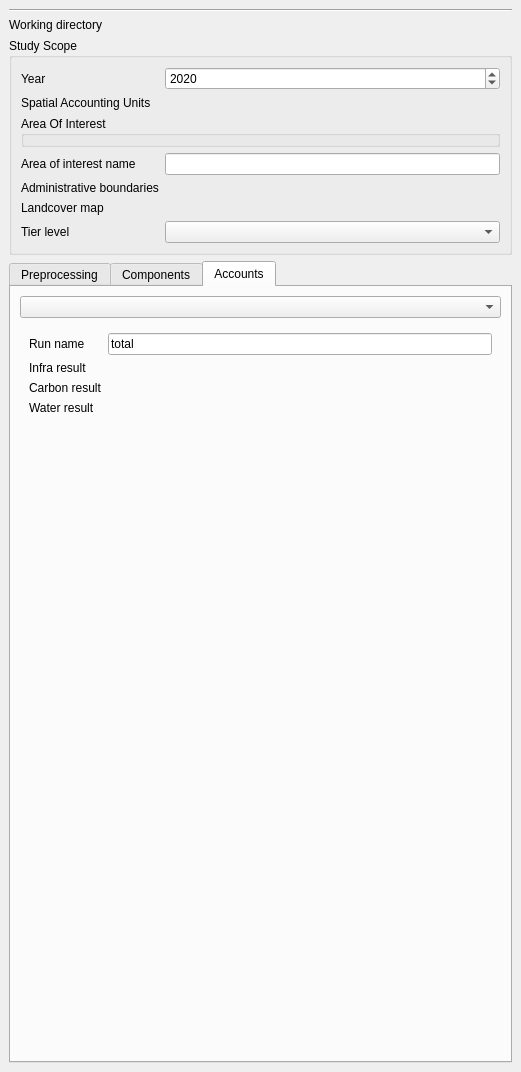
Above: enca_plugin/enca_plugin_dockwidget_base.ui from VITObelgium/sys4enca before the change. Below: the same form after it.
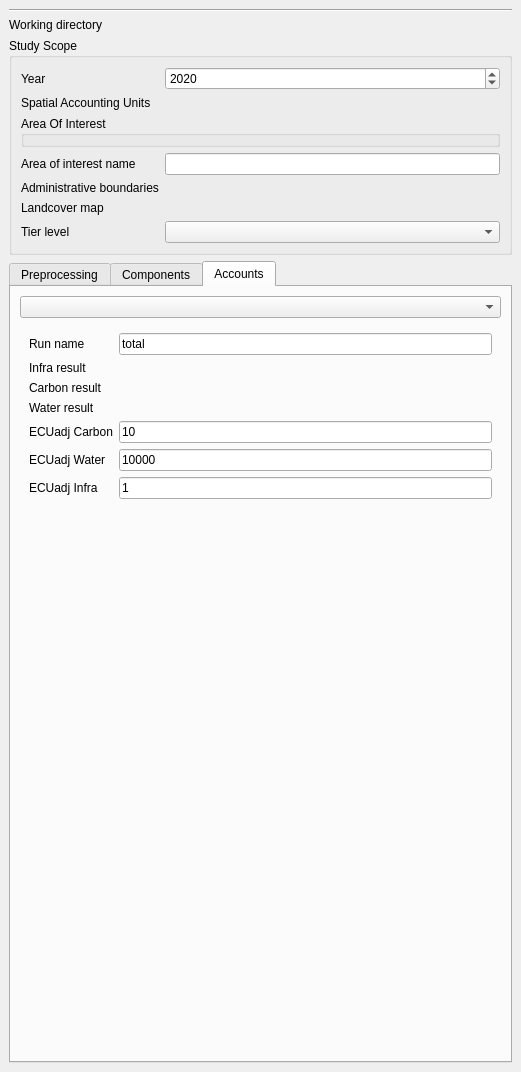
That is the form after the change. The open tabs and pages were chosen to show the change. Custom widgets are drawn as their Qt base class.

```diff
--- a/enca_plugin/enca_plugin_dockwidget_base.ui
+++ b/enca_plugin/enca_plugin_dockwidget_base.ui
@@ -2227,6 +2227,48 @@
               </property>
              </widget>
             </item>
+            <item row="4" column="0">
+             <widget class="QLabel" name="label_210">
+              <property name="text">
+               <string>ECUadj Carbon</string>
+              </property>
+             </widget>
+            </item>
+           <item row="4" column="1">
+             <widget class="QLineEdit" name="ECUadj_Carbon_">
+              <property name="text">
+               <string>10</string>
+              </property>
+             </widget>
+            </item>
+            <item row="5" column="0">
+             <widget class="QLabel" name="label_211">
+              <property name="text">
+               <string>ECUadj Water</string>
+              </property>
+             </widget>
+            </item>
+           <item row="5" column="1">
+             <widget class="QLineEdit" name="ECUadj_Water_">
+              <property name="text">
+               <string>10000</string>
+              </property>
+             </widget>
+            </item>
+            <item row="6" column="0">
+             <widget class="QLabel" name="label_212">
+              <property name="text">
+               <string>ECUadj Infra</string>
+              </property>
+             </widget>
+            </item>
+           <item row="6" column="1">
+             <widget class="QLineEdit" name="ECUadj_Infra_">
+              <property name="text">
+               <string>1</string>
+              </property>
+             </widget>
+            </item>
             <item row="0" column="0">
              <widget class="QLabel" name="label_112">
               <property name="text">
```
Left out of the diff: 44 changed lines with no effect on the pictures.
